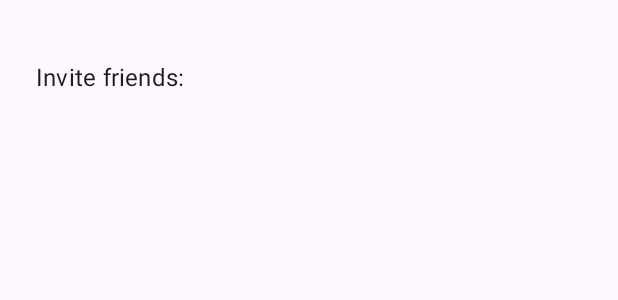
After one commit to Srxx42/e2-ma-tim27-2025, an Android app: the layout dialog_create_alliance.xml on its own in the app's theme, with its tools: preview values and no code run, on a phone screen of 412 x 824 dp. The commit adds this screen. Shown: the top 300 px of the screen. Run offline under Robolectric (Android 15) with nearby library versions, the phone set to English and light mode, and no system bars.

Commit message:
Now everything works

```diff
--- a/e2-ma-tim27-2025/app/src/main/java/com/example/e2taskly/data/remote/AllianceRemoteDataSource.java
+++ b/e2-ma-tim27-2025/app/src/main/java/com/example/e2taskly/data/remote/AllianceRemoteDataSource.java
@@ -2,6 +2,7 @@ package com.example.e2taskly.data.remote;
 
 import com.example.e2taskly.model.Alliance;
 import com.google.android.gms.tasks.Task;
+import com.google.firebase.firestore.DocumentReference;
 import com.google.firebase.firestore.DocumentSnapshot;
 import com.google.firebase.firestore.FieldValue;
 import com.google.firebase.firestore.FirebaseFirestore;
@@ -12,7 +13,9 @@ public class AllianceRemoteDataSource {
         db = FirebaseFirestore.getInstance();
     }
     public Task<Void> createAlliance(Alliance alliance) {
-        return db.collection("alliances").document(alliance.getAllianceId()).set(alliance);
+        DocumentReference allianceRef = db.collection("alliances").document();
+        alliance.setAllianceId(allianceRef.getId());
+        return allianceRef.set(alliance);
     }
     public Task<DocumentSnapshot> getAlliance(String allianceId) {
         return db.collection("alliances").document(allianceId).get();
--- a/e2-ma-tim27-2025/app/src/main/java/com/example/e2taskly/service/AllianceService.java
+++ b/e2-ma-tim27-2025/app/src/main/java/com/example/e2taskly/service/AllianceService.java
@@ -37,7 +37,6 @@ public class AllianceService {
             }
 
             Alliance newAlliance = new Alliance();
-            newAlliance.setAllianceId(UUID.randomUUID().toString());
             newAlliance.setName(allianceName);
             newAlliance.setLeaderId(leaderId);
             List<String> members = new ArrayList<>();
--- /dev/null
+++ b/e2-ma-tim27-2025/app/src/main/res/layout/dialog_create_alliance.xml
@@ -0,0 +1,47 @@
+<?xml version="1.0" encoding="utf-8"?>
+<LinearLayout xmlns:android="http://schemas.android.com/apk/res/android"
+    android:layout_width="match_parent"
+    android:layout_height="wrap_content"
+    android:orientation="vertical"
+    android:padding="24dp">
+
+    <!-- This view will only be visible when creating a new alliance -->
+    <com.google.android.material.textfield.TextInputLayout
+        android:id="@+id/layoutInputName"
+        style="@style/Widget.MaterialComponents.TextInputLayout.OutlinedBox"
+        android:layout_width="match_parent"
+        android:layout_height="wrap_content"
+        android:hint="@string/hint_alliance_name"
+        android:visibility="gone">
+
+        <com.google.android.material.textfield.TextInputEditText
+            android:id="@+id/inputName"
+            android:layout_width="match_parent"
+            android:layout_height="wrap_content" />
+
+    </com.google.android.material.textfield.TextInputLayout>
+
+    <TextView
+        android:id="@+id/labelInviteFriends"
+        android:layout_width="wrap_content"
+        android:layout_height="wrap_content"
+        android:layout_marginTop="16dp"
+        android:text="@string/label_invite_friends"
+        android:textAppearance="?attr/textAppearanceSubtitle1" />
+
+    <androidx.recyclerview.widget.RecyclerView
+        android:id="@+id/recyclerViewFriends"
+        android:layout_width="match_parent"
+        android:layout_height="wrap_content"
+        android:layout_marginTop="8dp"
+        android:maxHeight="250dp"/>
+
+    <TextView
+        android:id="@+id/textViewNoFriends"
+        android:layout_width="match_parent"
+        android:layout_height="wrap_content"
+        android:layout_marginTop="8dp"
+        android:text="@string/text_no_friends"
+        android:visibility="gone" />
+
+</LinearLayout>
--- a/e2-ma-tim27-2025/app/src/main/res/values/strings.xml
+++ b/e2-ma-tim27-2025/app/src/main/res/values/strings.xml
@@ -50,4 +50,8 @@
     <string name="no_alliance_message">You are not part of an alliance.</string>
     <string name="create_alliance_button">Create New Alliance</string>
     <string name="invite_members_description">Invite New Members</string>
+    <string name="hint_alliance_name">Enter alliance name</string>
+    <string name="label_invite_friends">Invite friends:</string>
+    <string name="text_no_friends">There are no friends to invite.</string>
+    <string name="checkbox_friend_placeholder">Friend Username</string>
 </resources>
```
Also changed, not shown: e2-ma-tim27-2025/app/src/main/java/com/example/e2taskly/data/remote/InviteRemoteDataSource.java (+3 -16 lines), e2-ma-tim27-2025/app/src/main/java/com/example/e2taskly/data/repository/InviteRepository.java (+8 -2 lines), e2-ma-tim27-2025/app/src/main/java/com/example/e2taskly/model/AllianceInvite.java (+11 -0 lines), e2-ma-tim27-2025/app/src/main/java/com/example/e2taskly/presentation/activity/AllianceActivity.java (+114 -106 lines), e2-ma-tim27-2025/app/src/main/java/com/example/e2taskly/presentation/adapter/FriendInviteAdapter.java (added, +71 -0 lines), e2-ma-tim27-2025/app/src/main/java/com/example/e2taskly/service/InviteService.java (+16 -8 lines), e2-ma-tim27-2025/app/src/main/res/layout/item_friend_invite.xml (added, +19 -0 lines).
